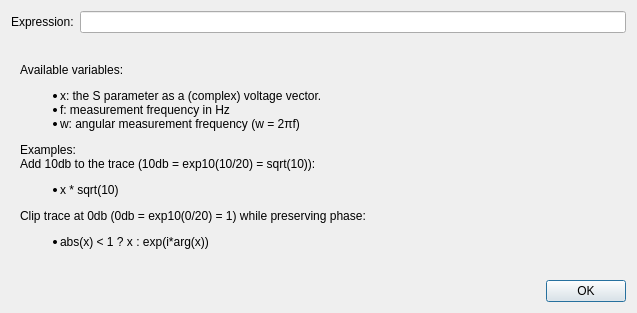
Before: the Qt Designer form Software/PC_Application/Traces/Math/expressiondialog.ui in jankae/LibreVNA, drawn with Qt 5.
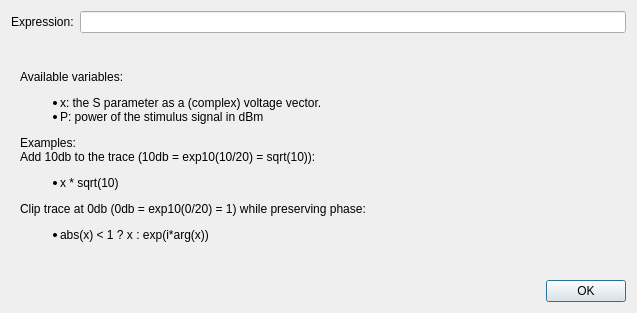
After: the same form once the commit is applied. The open tabs and pages were chosen to show the change.

Commit message: adjusted custom expressions to handle power sweep data

What changed in the file:
```diff
--- a/Software/PC_Application/Traces/Math/expressiondialog.ui
+++ b/Software/PC_Application/Traces/Math/expressiondialog.ui
@@ -44,7 +44,7 @@
        <item>
         <widget class="QLabel" name="label">
          <property name="text">
-          <string>&lt;html&gt;&lt;head/&gt;&lt;body&gt;&lt;p&gt;Available variables:&lt;/p&gt;&lt;ul style=&quot;margin-top: 0px; margin-bottom: 0px; margin-left: 0px; margin-right: 0px; -qt-list-indent: 1;&quot;&gt;&lt;li style=&quot; margin-top:12px; margin-bottom:0px; margin-left:0px; margin-right:0px; -qt-block-indent:0; text-indent:0px;&quot;&gt;x: the S parameter as a (complex) voltage vector. &lt;/li&gt;&lt;li style=&quot; margin-top:0px; margin-bottom:0px; margin-left:0px; margin-right:0px; -qt-block-indent:0; text-indent:0px;&quot;&gt;f: measurement frequency in Hz&lt;/li&gt;&lt;li style=&quot; margin-top:0px; margin-bottom:12px; margin-left:0px; margin-right:0px; -qt-block-indent:0; text-indent:0px;&quot;&gt;w: angular measurement frequency (w = 2πf)&lt;/li&gt;&lt;/ul&gt;&lt;p&gt;Examples:&lt;br/&gt;Add 10db to the trace (10db = exp10(10/20) = sqrt(10)):&lt;/p&gt;&lt;ul style=&quot;margin-top: 0px; margin-bottom: 0px; margin-left: 0px; margin-right: 0px; -qt-list-indent: 1;&quot;&gt;&lt;li style=&quot; margin-top:0px; margin-bottom:12px; margin-left:0px; margin-right:0px; -qt-block-indent:0; text-indent:0px;&quot;&gt;x * sqrt(10)&lt;/li&gt;&lt;/ul&gt;&lt;p&gt;Clip trace at 0db (0db = exp10(0/20) = 1) while preserving phase:&lt;/p&gt;&lt;ul style=&quot;margin-top: 0px; margin-bottom: 0px; margin-left: 0px; margin-right: 0px; -qt-list-indent: 1;&quot;&gt;&lt;li style=&quot; margin-top:0px; margin-bottom:12px; margin-left:0px; margin-right:0px; -qt-block-indent:0; text-indent:0px;&quot;&gt;abs(x) &amp;lt; 1 ? x : exp(i*arg(x))&lt;/li&gt;&lt;/ul&gt;&lt;/body&gt;&lt;/html&gt;</string>
+          <string>&lt;html&gt;&lt;head/&gt;&lt;body&gt;&lt;p&gt;Available variables:&lt;/p&gt;&lt;ul style=&quot;margin-top: 0px; margin-bottom: 0px; margin-left: 0px; margin-right: 0px; -qt-list-indent: 1;&quot;&gt;&lt;li style=&quot; margin-top:12px; margin-bottom:0px; margin-left:0px; margin-right:0px; -qt-block-indent:0; text-indent:0px;&quot;&gt;x: the S parameter as a (complex) voltage vector. &lt;/li&gt;&lt;li style=&quot; margin-top:0px; margin-bottom:0px; margin-left:0px; margin-right:0px; -qt-block-indent:0; text-indent:0px;&quot;&gt;f: measurement frequency in Hz&lt;/li&gt;&lt;li style=&quot; margin-top:0px; margin-bottom:0px; margin-left:0px; margin-right:0px; -qt-block-indent:0; text-indent:0px;&quot;&gt;w: angular measurement frequency (w = 2πf)&lt;/li&gt;&lt;/ul&gt;&lt;p&gt;Examples:&lt;br/&gt;Add 10db to the trace (10db = exp10(10/20) = sqrt(10)):&lt;/p&gt;&lt;ul style=&quot;margin-top: 0px; margin-bottom: 0px; margin-left: 0px; margin-right: 0px; -qt-list-indent: 1;&quot;&gt;&lt;li style=&quot; margin-top:0px; margin-bottom:12px; margin-left:0px; margin-right:0px; -qt-block-indent:0; text-indent:0px;&quot;&gt;x * sqrt(10)&lt;/li&gt;&lt;/ul&gt;&lt;p&gt;Clip trace at 0db (0db = exp10(0/20) = 1) while preserving phase:&lt;/p&gt;&lt;ul style=&quot;margin-top: 0px; margin-bottom: 0px; margin-left: 0px; margin-right: 0px; -qt-list-indent: 1;&quot;&gt;&lt;li style=&quot; margin-top:0px; margin-bottom:12px; margin-left:0px; margin-right:0px; -qt-block-indent:0; text-indent:0px;&quot;&gt;abs(x) &amp;lt; 1 ? x : exp(i*arg(x))&lt;/li&gt;&lt;/ul&gt;&lt;/body&gt;&lt;/html&gt;</string>
          </property>
         </widget>
        </item>
@@ -61,6 +61,20 @@
        </item>
       </layout>
      </widget>
+     <widget class="QWidget" name="powerPage">
+      <layout class="QVBoxLayout" name="verticalLayout_4">
+       <item>
+        <widget class="QLabel" name="label_4">
+         <property name="text">
+          <string>&lt;html&gt;&lt;head/&gt;&lt;body&gt;&lt;p&gt;Available variables:&lt;/p&gt;&lt;ul style=&quot;margin-top: 0px; margin-bottom: 0px; margin-left: 0px; margin-right: 0px; -qt-list-indent: 1;&quot;&gt;&lt;li style=&quot; margin-top:12px; margin-bottom:0px; margin-left:0px; margin-right:0px; -qt-block-indent:0; text-indent:0px;&quot;&gt;x: the S parameter as a (complex) voltage vector. &lt;/li&gt;&lt;li style=&quot; margin-top:0px; margin-bottom:0px; margin-left:0px; margin-right:0px; -qt-block-indent:0; text-indent:0px;&quot;&gt;P: power of the stimulus signal in dBm&lt;/li&gt;&lt;/ul&gt;&lt;p&gt;Examples:&lt;br/&gt;Add 10db to the trace (10db = exp10(10/20) = sqrt(10)):&lt;/p&gt;&lt;ul style=&quot;margin-top: 0px; margin-bottom: 0px; margin-left: 0px; margin-right: 0px; -qt-list-indent: 1;&quot;&gt;&lt;li style=&quot; margin-top:0px; margin-bottom:12px; margin-left:0px; margin-right:0px; -qt-block-indent:0; text-indent:0px;&quot;&gt;x * sqrt(10)&lt;/li&gt;&lt;/ul&gt;&lt;p&gt;Clip trace at 0db (0db = exp10(0/20) = 1) while preserving phase:&lt;/p&gt;&lt;ul style=&quot;margin-top: 0px; margin-bottom: 0px; margin-left: 0px; margin-right: 0px; -qt-list-indent: 1;&quot;&gt;&lt;li style=&quot; margin-top:0px; margin-bottom:12px; margin-left:0px; margin-right:0px; -qt-block-indent:0; text-indent:0px;&quot;&gt;abs(x) &amp;lt; 1 ? x : exp(i*arg(x))&lt;/li&gt;&lt;/ul&gt;&lt;/body&gt;&lt;/html&gt;</string>
+         </property>
+         <property name="wordWrap">
+          <bool>true</bool>
+         </property>
+        </widget>
+       </item>
+      </layout>
+     </widget>
     </widget>
    </item>
    <item>
```
The commit also changes 2 other files.
